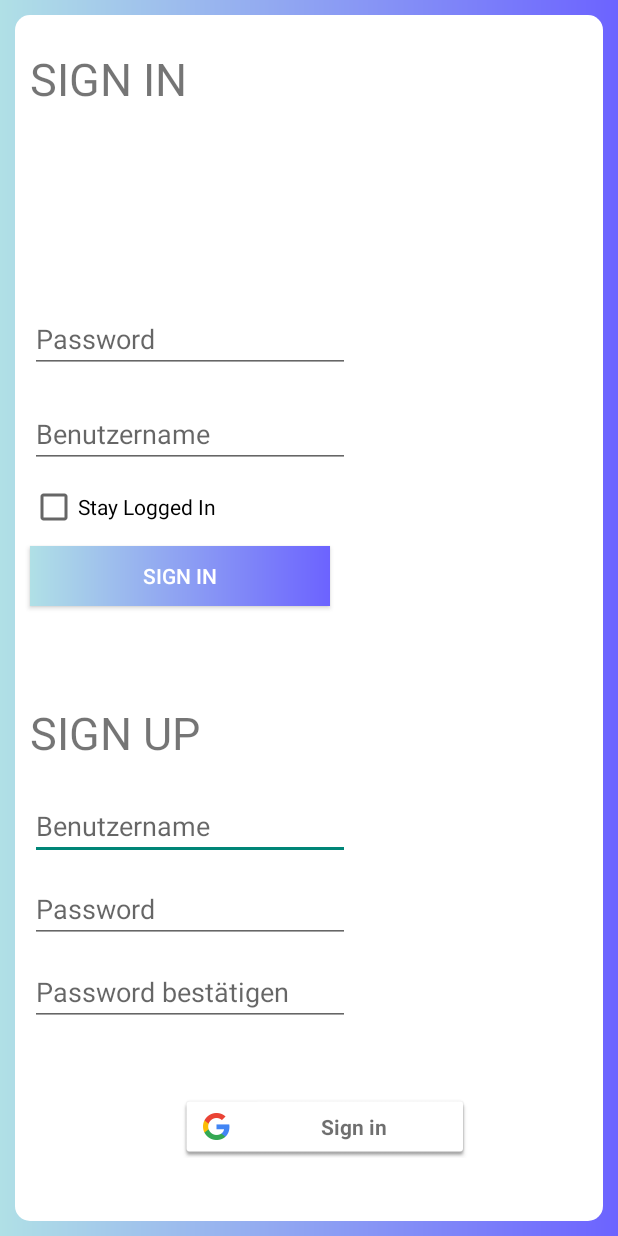
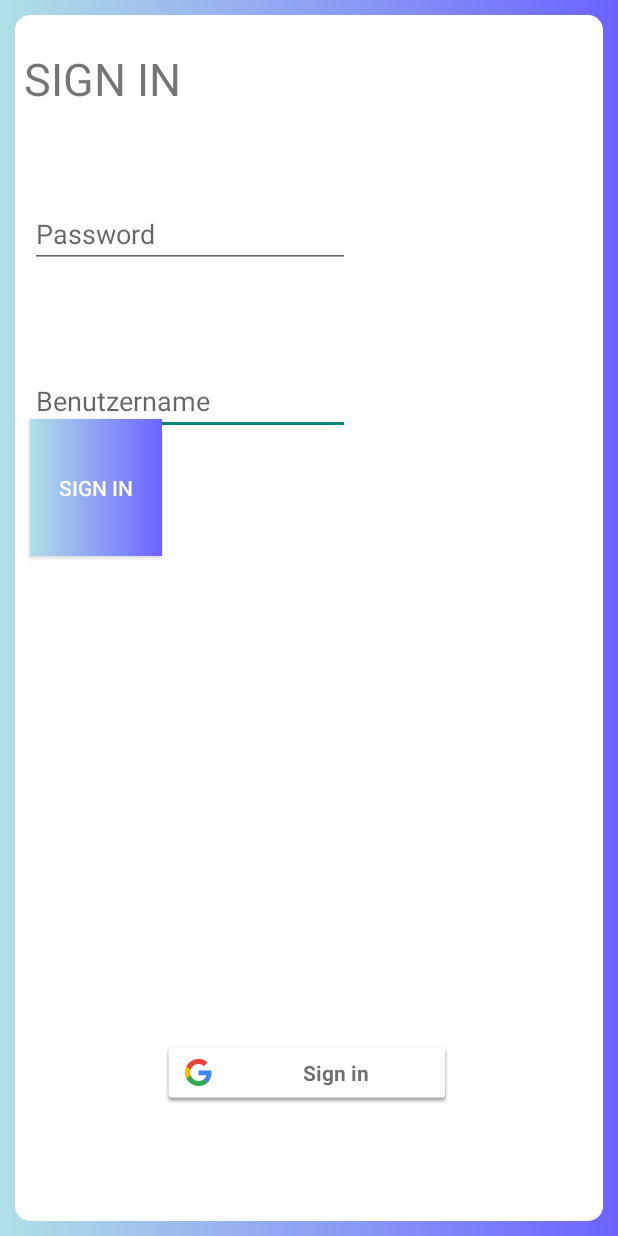
Before and after one commit to Schu5ter/Projekt-App-Schule, an Android app: the SignUp screen opened directly, with no data from a screen before it, after a tap on "Sign in", on a phone screen of 412 x 824 dp. Run offline under Robolectric (Android 15) with nearby library versions, the phone set to English and light mode, and no system bars; our stand-ins replace Firebase (no records; nobody signed in at launch, a user with empty details on screens opened directly).

Commit message:
google Sign in auf unsere Sign in Activity umgeschrieben und getestet

```diff
--- a/app/src/main/java/com/example/stockit/MainActivity.java
+++ b/app/src/main/java/com/example/stockit/MainActivity.java
@@ -15,7 +15,7 @@ public class MainActivity extends AppCompatActivity {
     }
 
     public void toSignUp (View view ){
-        Intent intent = new Intent(this,GoogleSignInActivity.class);
+        Intent intent = new Intent(this,SignUp.class);
         startActivity(intent);
 
     }
--- a/app/src/main/java/com/example/stockit/SignUp.java
+++ b/app/src/main/java/com/example/stockit/SignUp.java
@@ -1,19 +1,262 @@
 package com.example.stockit;
 
+import androidx.annotation.NonNull;
+import androidx.annotation.VisibleForTesting;
 import androidx.appcompat.app.AppCompatActivity;
 
+import android.app.ProgressDialog;
 import android.content.Intent;
 import android.os.Bundle;
+import android.util.Log;
+import android.view.View;
+import android.widget.TextView;
 
-public class SignUp extends AppCompatActivity {
+import com.google.android.gms.auth.api.signin.GoogleSignIn;
+import com.google.android.gms.auth.api.signin.GoogleSignInAccount;
+import com.google.android.gms.auth.api.signin.GoogleSignInClient;
+import com.google.android.gms.auth.api.signin.GoogleSignInOptions;
+import com.google.android.gms.common.api.ApiException;
+import com.google.android.gms.tasks.OnCompleteListener;
+import com.google.android.gms.tasks.Task;
+import com.google.firebase.auth.AuthCredential;
+import com.google.firebase.auth.AuthResult;
+import com.google.firebase.auth.FirebaseAuth;
+import com.google.firebase.auth.FirebaseUser;
+import com.google.firebase.auth.GoogleAuthProvider;
+
+public class SignUp extends AppCompatActivity implements View.OnClickListener  {
+
+
+            private static final String TAG = "GoogleActivity";
+            private static final int RC_SIGN_IN = 9001;
+
+
+            private FirebaseAuth mAuth;
+
+
+            private GoogleSignInClient mGoogleSignInClient;
+            private TextView mStatusTextView;
+            // private TextView mDetailTextView;
+
+
 
             @Override
             protected void onCreate(Bundle savedInstanceState) {
+
                 super.onCreate(savedInstanceState);
                 setContentView(R.layout.activity_sign_up);
 
+                mStatusTextView = findViewById(R.id.status);
+                // mDetailTextView = findViewById(R.id.detail);
                 Intent intent = getIntent();
+
+                // Button listeners
+
+                findViewById(R.id.signInButton).setOnClickListener(this);
+
+
+
+                // [START config_signin]
+                //Configure Google Sign In
+                GoogleSignInOptions gso = new GoogleSignInOptions.Builder(GoogleSignInOptions.DEFAULT_SIGN_IN)
+                        .requestIdToken(getString(R.string.default_web_client_id))
+                        .requestEmail()
+                        .build();
+                // [END config_signin]
+
+                mGoogleSignInClient = GoogleSignIn.getClient(this, gso);
+
+
+                // Initialize Firebase Auth
+                mAuth = FirebaseAuth.getInstance();
+
+            }
+
+            // [START on_start_check_user]
+
+            @Override
+            public void onStart() {
+                super.onStart();
+                // Check if user is signed in (non-null) and update UI accordingly.
+                FirebaseUser currentUser = mAuth.getCurrentUser();
+
+            }
+
+            // [END on_start_check_user]
+
+            // [START onactivityresult]
+
+            @Override
+            public void onActivityResult(int requestCode, int resultCode, Intent data) {
+                super.onActivityResult(requestCode, resultCode, data);
+                // Result returned from launching the Intent from GoogleSignInApi.getSignInIntent(...);
+
+                if (requestCode == RC_SIGN_IN) {
+                    Task<GoogleSignInAccount> task = GoogleSignIn.getSignedInAccountFromIntent(data);
+
+                    try {
+
+                        // Google Sign In was successful, authenticate with Firebase
+
+                        GoogleSignInAccount account = task.getResult(ApiException.class);
+
+                        firebaseAuthWithGoogle(account);
+
+                    } catch (ApiException e) {
+
+                        // Google Sign In failed, update UI appropriately
+
+                        Log.w(TAG, "Google sign in failed", e);
+
 
                     }
 
                 }
+
+            }
+
+            // [END onactivityresult]
+            // [START auth_with_google]
+            private void firebaseAuthWithGoogle(GoogleSignInAccount acct) {
+
+                Log.d(TAG, "firebaseAuthWithGoogle:" + acct.getId());
+                // [START_EXCLUDE silent]
+
+                showProgressDialog();
+
+
+
+                AuthCredential credential = GoogleAuthProvider.getCredential(acct.getIdToken(), null);
+
+                mAuth.signInWithCredential(credential)
+
+                        .addOnCompleteListener(this, new OnCompleteListener<AuthResult>() {
+
+                            @Override
+
+                            public void onComplete(@NonNull Task<AuthResult> task) {
+
+                                if (task.isSuccessful()) {
+
+                                    // Sign in success, update UI with the signed-in user's information
+
+                                    Log.d(TAG, "signInWithCredential:success");
+
+                                    FirebaseUser user = mAuth.getCurrentUser();
+
+                                    // for start after sign in (startActivity(Name der Activity);)
+
+
+
+
+                                } else {
+
+                                    // If sign in fails, display a message to the user.
+
+                                    Log.w(TAG, "signInWithCredential:failure", task.getException());
+
+
+                                }
+
+                                // [START_EXCLUDE]
+                                hideProgressDialog();
+                                // [END_EXCLUDE]
+
+                            }
+                        });
+            }
+
+            // [END auth_with_google]
+
+            // [START signin]
+
+            private void signIn() {
+                Intent signInIntent = mGoogleSignInClient.getSignInIntent();
+                startActivityForResult(signInIntent, RC_SIGN_IN);
+            }
+
+            // [END signin]
+
+            private void signOut() {
+
+                // Firebase sign out
+                mAuth.signOut();
+
+
+
+            }
+
+
+
+
+
+            @Override
+            public void onClick(View v) {
+
+                int i = v.getId();
+
+                if (i == R.id.signInButton) {
+
+                    signIn();
+
+                } else if (i == R.id.signOutButton) {
+
+                    signOut();
+
+                }
+
+            }
+
+            @VisibleForTesting
+
+            public ProgressDialog mProgressDialog;
+
+
+
+            public void showProgressDialog() {
+
+                if (mProgressDialog == null) {
+
+                    mProgressDialog = new ProgressDialog(this);
+
+                    mProgressDialog.setMessage(getString(R.string.loading));
+
+                    mProgressDialog.setIndeterminate(true);
+
+                }
+
+
+
+                mProgressDialog.show();
+
+            }
+
+
+
+            public void hideProgressDialog() {
+
+                if (mProgressDialog != null && mProgressDialog.isShowing()) {
+
+                    mProgressDialog.dismiss();
+
+                }
+
+            }
+
+
+
+
+
+            @Override
+
+            public void onStop() {
+
+                super.onStop();
+
+                hideProgressDialog();
+
+            }
+
+
+
+        }
--- a/app/src/main/res/layout/activity_sign_up.xml
+++ b/app/src/main/res/layout/activity_sign_up.xml
@@ -12,37 +12,14 @@
         android:id="@+id/tv_signIn"
         android:layout_width="250dp"
         android:layout_height="0dp"
-        android:layout_marginStart="20dp"
+        android:layout_marginStart="16dp"
         android:layout_marginTop="32dp"
-        android:layout_marginBottom="92dp"
+        android:layout_marginBottom="156dp"
         android:text="@string/sign_in"
         android:textSize="30sp"
-        app:layout_constraintBottom_toTopOf="@+id/et_usernameSignUp"
+        app:layout_constraintBottom_toTopOf="@+id/btn_signIn"
         app:layout_constraintStart_toStartOf="parent"
         app:layout_constraintTop_toTopOf="parent" />
-
-    <TextView
-        android:id="@+id/tv_signUp"
-        android:layout_width="250dp"
-        android:layout_height="50dp"
-        android:layout_marginStart="20dp"
-        android:layout_marginTop="64dp"
-        android:text="@string/sign_up"
-        android:textSize="30sp"
-        app:layout_constraintStart_toStartOf="parent"
-        app:layout_constraintTop_toBottomOf="@+id/btn_signIn" />
-
-
-    <EditText
-        android:id="@+id/et_usernameSignIn"
-        android:layout_width="wrap_content"
-        android:layout_height="wrap_content"
-        android:layout_marginTop="10dp"
-        android:ems="10"
-        android:hint="@string/userName"
-        android:inputType="textPersonName"
-        app:layout_constraintStart_toStartOf="@+id/tv_signUp"
-        app:layout_constraintTop_toBottomOf="@+id/tv_signUp" />
 
     <EditText
         android:id="@+id/et_usernameSignUp"
@@ -55,7 +32,8 @@
         android:inputType="textPersonName"
         app:layout_constraintBottom_toBottomOf="parent"
         app:layout_constraintStart_toStartOf="parent"
-        app:layout_constraintTop_toBottomOf="@+id/tv_signIn" />
+        app:layout_constraintTop_toBottomOf="@+id/tv_signIn"
+        app:layout_constraintVertical_bias="0.845" />
 
     <EditText
         android:id="@+id/et_passwordSignIn"
@@ -68,55 +46,21 @@
         android:inputType="textPassword"
         app:layout_constraintBottom_toTopOf="@+id/et_usernameSignUp"
         app:layout_constraintStart_toStartOf="parent"
-        app:layout_constraintTop_toBottomOf="@+id/tv_signIn" />
-
-    <CheckBox
-        android:id="@+id/cB_stayLoggedIn"
-        android:layout_width="wrap_content"
-        android:layout_height="wrap_content"
-        android:layout_marginStart="20dp"
-        android:layout_marginTop="10dp"
-        android:layout_marginBottom="10dp"
-        android:text="@string/stayLoggedIn"
-        app:layout_constraintBottom_toTopOf="@+id/btn_signIn"
-        app:layout_constraintEnd_toEndOf="parent"
-        app:layout_constraintHorizontal_bias="0.0"
-        app:layout_constraintStart_toStartOf="parent"
-        app:layout_constraintTop_toBottomOf="@+id/et_usernameSignUp" />
+        app:layout_constraintTop_toBottomOf="@+id/tv_signIn"
+        app:layout_constraintVertical_bias="0.0" />
 
     <Button
         android:id="@+id/btn_signIn"
-        android:layout_width="200dp"
-        android:layout_height="40dp"
+        android:layout_width="wrap_content"
+        android:layout_height="0dp"
         android:layout_marginStart="20dp"
-        android:layout_marginTop="10dp"
+        android:layout_marginBottom="453dp"
         android:background="@drawable/costum_buttons"
         android:text="@string/sign_in"
         android:textColor="#ffffff"
+        app:layout_constraintBottom_toBottomOf="parent"
         app:layout_constraintStart_toStartOf="parent"
-        app:layout_constraintTop_toBottomOf="@+id/cB_stayLoggedIn" />
-
-    <EditText
-        android:id="@+id/et_passwordSignUp"
-        android:layout_width="wrap_content"
-        android:layout_height="wrap_content"
-        android:layout_marginTop="10dp"
-        android:ems="10"
-        android:hint="@string/password"
-        android:inputType="textPassword"
-        app:layout_constraintStart_toStartOf="@+id/et_usernameSignIn"
-        app:layout_constraintTop_toBottomOf="@+id/et_usernameSignIn" />
-
-    <EditText
-        android:id="@+id/et_passwordBestätigen"
-        android:layout_width="wrap_content"
-        android:layout_height="wrap_content"
-        android:layout_marginTop="10dp"
-        android:ems="10"
-        android:hint="@string/passwordbestätigen"
-        android:inputType="textPassword"
-        app:layout_constraintStart_toStartOf="@+id/et_passwordSignUp"
-        app:layout_constraintTop_toBottomOf="@+id/et_passwordSignUp" />
+        app:layout_constraintTop_toBottomOf="@+id/tv_signIn" />
 
     <com.google.android.gms.common.SignInButton
 
@@ -127,13 +71,17 @@
 
         android:layout_centerInParent="true"
 
-        android:layout_marginStart="120dp"
+        android:layout_marginStart="108dp"
 
-        android:layout_marginBottom="52dp"
+        android:layout_marginBottom="88dp"
         android:visibility="visible"
 
         app:layout_constraintBottom_toBottomOf="parent"
+        app:layout_constraintEnd_toEndOf="parent"
+        app:layout_constraintHorizontal_bias="0.0"
         app:layout_constraintStart_toStartOf="parent"
+        app:layout_constraintTop_toTopOf="parent"
+        app:layout_constraintVertical_bias="1.0"
         tools:visibility="visible" />
 
 
--- a/app/src/main/res/values/strings.xml
+++ b/app/src/main/res/values/strings.xml
@@ -9,8 +9,6 @@
     <string name="stayLoggedIn">Stay Logged In</string>
     <string name="app_name">StockIT</string>
     <string name="weiter">Weiter</string>
-
-
 
 
     <string name="label_google_sign_in">Firebase + Google Sign In</string>
--- a/app/src/main/res/values/styles.xml
+++ b/app/src/main/res/values/styles.xml
@@ -7,8 +7,6 @@
         <item name="colorPrimaryDark">@color/colorPrimaryDark</item>
 
     </style>
-
-
 
     <!-- Activity with no Title -->
 
--- a/build.gradle
+++ b/build.gradle
@@ -7,7 +7,7 @@ buildscript {
 
     }
     dependencies {
-        classpath 'com.android.tools.build:gradle:3.5.2'
+        classpath 'com.android.tools.build:gradle:3.5.3'
         classpath  'com.google.gms:google-services:4.2.0'
 
 
@@ -27,4 +27,3 @@ allprojects {
 task clean(type: Delete) {
     delete rootProject.buildDir
 }
-apply plugin: 'com.google.gms.google-services'
```
Also changed, not shown: app/src/main/java/com/example/stockit/GoogleSignInActivity.java (+5 -80 lines), app/src/main/res/layout/activity_firebase_auth.xml (+0 -21 lines). Lines whose indentation alone changed are shown as unchanged.
